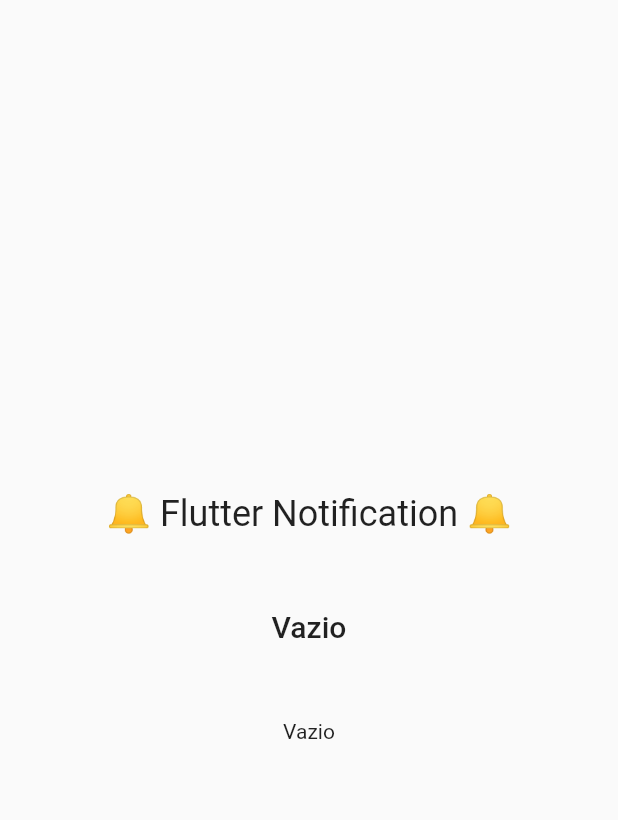
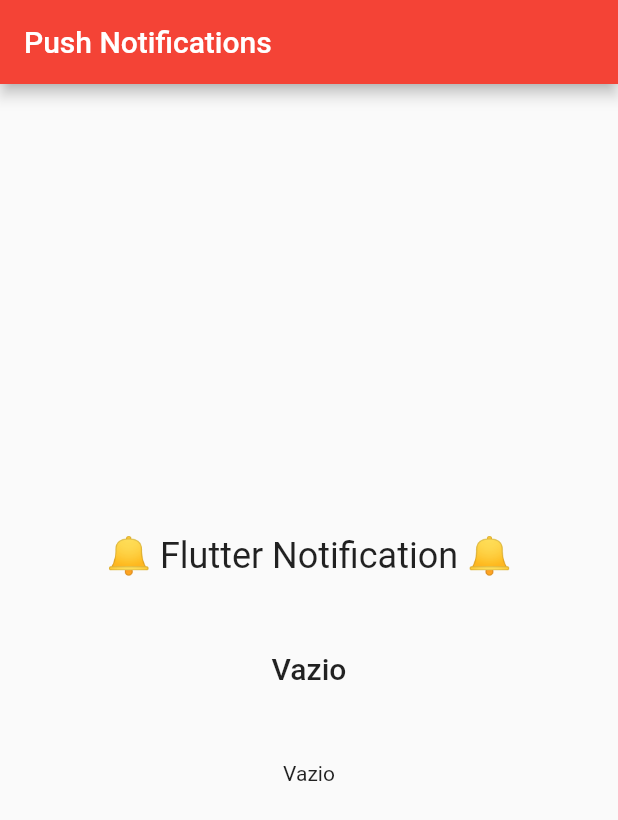
Before and after one commit to WemersonDamasceno/Firebase-PUSH-NOTIFICATION, a Flutter app: the screen it shows after launch, on a phone screen of 412 x 824 dp. Shown: the top 820 px of the screen. Run offline on Flutter 3.47's test engine with Material 2 defaults, Android fonts, the phone set to English and light mode, and no system bars; our stand-ins replace firebase_core, firebase_messaging; accounts and stored records are empty.

Commit message:
Criando tema

```diff
--- a/lib/main.dart
+++ b/lib/main.dart
@@ -60,6 +60,7 @@ class _HomePageState extends State<HomePage> {
   @override
   Widget build(BuildContext context) {
     return Scaffold(
+      appBar: AppBar(title: const Text("Push Notifications")),
       body: Center(
         child: Padding(
           padding: const EdgeInsets.all(15.0),
```
